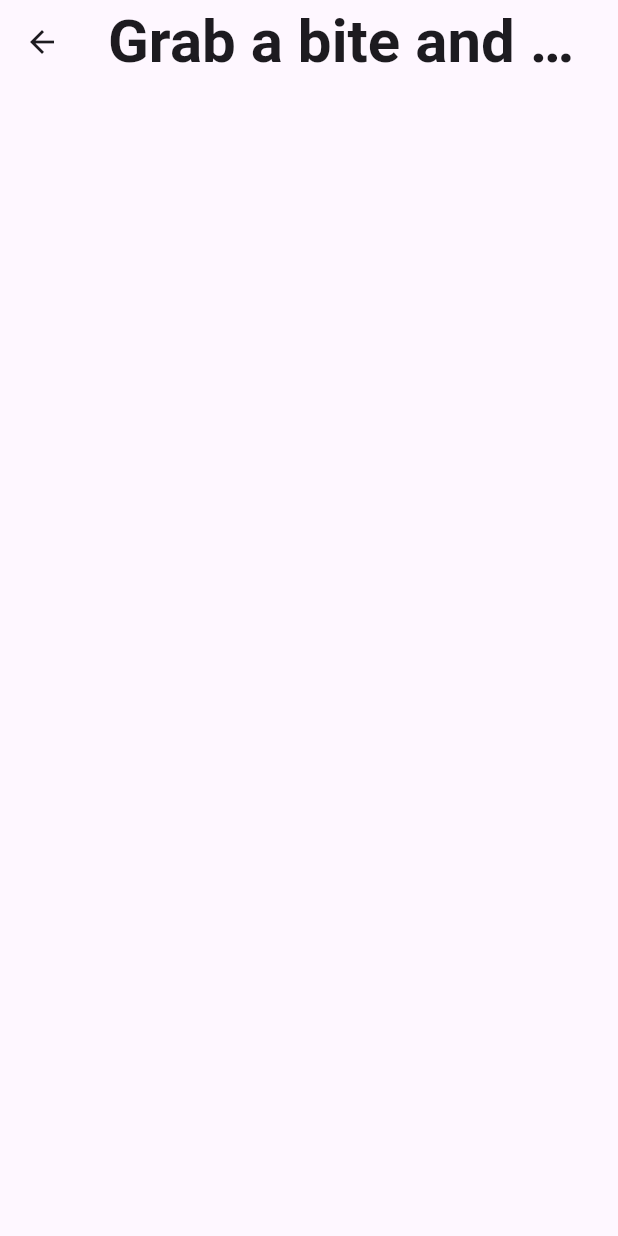
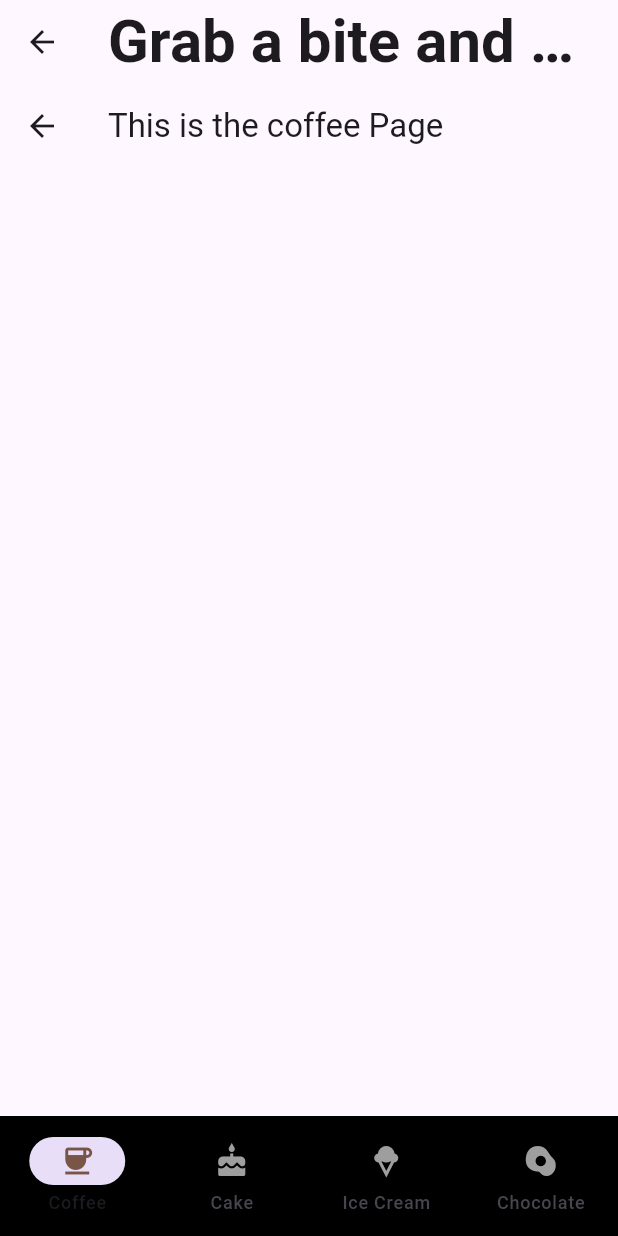
Before and after one commit to YoungjaeKimDeveloper/travel_app, a Flutter app: the MainPage screen opened by its route, on a phone screen of 412 x 824 dp. Run offline on Flutter 3.47's test engine with Material 3 defaults, Android fonts, the phone set to English and light mode, and no system bars; our stand-ins replace google_fonts; Roboto replaces fonts that are missing (Italianno).

Commit message:
Added Seperate Page

```diff
--- /dev/null
+++ b/lib/pages/coffee_page.dart
@@ -0,0 +1,10 @@
+import 'package:flutter/material.dart';
+
+class CoffeePage extends StatelessWidget {
+  const CoffeePage({super.key});
+
+  @override
+  Widget build(BuildContext context) {
+    return Scaffold(appBar: AppBar(title: Text("This is the coffee Page")));
+  }
+}
--- a/lib/pages/main_page.dart
+++ b/lib/pages/main_page.dart
@@ -3,9 +3,19 @@ import 'package:flutter/material.dart';
 import 'package:google_fonts/google_fonts.dart';
 // Cateogry
 import "package:travel_app/models/item_list.dart";
+import 'package:travel_app/pages/cake_page.dart';
+import 'package:travel_app/pages/choco_page.dart';
+import 'package:travel_app/pages/coffee_page.dart';
+import 'package:travel_app/pages/ice_cream_page.dart';
 
-class MainPage extends StatelessWidget {
+class MainPage extends StatefulWidget {
   MainPage({super.key});
+
+  @override
+  State<MainPage> createState() => _MainPageState();
+}
+
+class _MainPageState extends State<MainPage> {
   Itemlist cateogry = Itemlist(
     backgroundImage: "",
     title: "Pizza",
@@ -15,8 +25,15 @@ class MainPage extends StatelessWidget {
     isCart: true,
     category: "Pizza",
   );
+  int currentIndex = 0;
   @override
   Widget build(BuildContext context) {
+    List<Widget> pageList = [
+      const CoffeePage(),
+      const ChocoPage(),
+      const CakePage(),
+      const IceCreamPage(),
+    ];
     return Scaffold(
       appBar: AppBar(
         title: Text(
@@ -27,6 +44,46 @@ class MainPage extends StatelessWidget {
           ),
         ),
       ),
+      body: pageList[currentIndex],
+      bottomNavigationBar: NavigationBar(
+        backgroundColor: Colors.black,
+        selectedIndex: currentIndex,
+        onDestinationSelected: (int index) {
+          setState(() {
+            currentIndex = index;
+          });
+        },
+        destinations: [
+          NavigationDestination(
+            icon: Icon(
+              Icons.coffee,
+              color: currentIndex == 0 ? Colors.brown : Colors.grey,
+            ),
+            label: "Coffee",
+          ),
+          NavigationDestination(
+            icon: Icon(
+              Icons.cake,
+              color: currentIndex == 1 ? Colors.pink[500] : Colors.grey,
+            ),
+            label: "Cake",
+          ),
+          NavigationDestination(
+            icon: Icon(
+              Icons.icecream,
+              color: currentIndex == 2 ? Colors.blue[500] : Colors.grey,
+            ),
+            label: "Ice Cream",
+          ),
+          NavigationDestination(
+            icon: Icon(
+              Icons.egg_alt,
+              color: currentIndex == 3 ? Colors.brown[900] : Colors.grey,
+            ),
+            label: "Chocolate",
+          ),
+        ],
+      ),
 
       // 화면을 동적으로 그리겠다는 의미
     );
```
Also changed, not shown: lib/pages/cake_page.dart (added, +10 -0 lines), lib/pages/choco_page.dart (added, +10 -0 lines), lib/pages/ice_cream_page.dart (added, +10 -0 lines).
